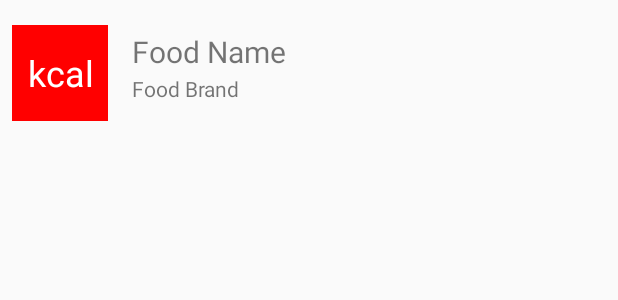
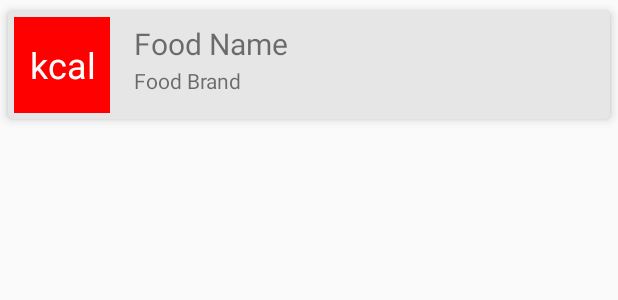
Before and after one commit to andreshj87/CleanFit, an Android app: the layout food_repository_recyclerview_item.xml on its own in the app's theme, with its tools: preview values and no code run, on a phone screen of 412 x 824 dp. Shown: the top 300 px of the screen. Run offline under Robolectric (Android 15) with nearby library versions, the phone set to English and light mode, and no system bars.

Commit message:
added CardView

```diff
--- a/app/build.gradle
+++ b/app/build.gradle
@@ -22,9 +22,10 @@ android {
 dependencies {
     compile fileTree(dir: 'libs', include: ['*.jar'])
     compile files('libs/greendao-1.3.7.jar')
-    compile 'com.android.support:design:22.2.0'
+    compile 'com.android.support:design:22.2.1'
     compile 'com.android.support:appcompat-v7:22.2.1'
     compile 'com.android.support:recyclerview-v7:22.2.1'
+    compile 'com.android.support:cardview-v7:22.2.1'
     compile 'com.jakewharton:butterknife:7.0.1'
     compile 'com.balysv.materialmenu:material-menu-toolbar:1.5.4'
     compile 'com.jpardogo.materialtabstrip:library:1.1.0'
--- a/app/src/main/AndroidManifest.xml
+++ b/app/src/main/AndroidManifest.xml
@@ -10,7 +10,8 @@
         android:theme="@style/AppTheme" >
         <activity
             android:name=".activity.MainActivity"
-            android:label="@string/app_name" >
+            android:label="@string/app_name"
+            android:configChanges="keyboardHidden|orientation|screenSize">
             <intent-filter>
                 <action android:name="android.intent.action.MAIN" />
 
--- a/app/src/main/res/layout/food_repository_recyclerview_item.xml
+++ b/app/src/main/res/layout/food_repository_recyclerview_item.xml
@@ -1,8 +1,22 @@
 <?xml version="1.0" encoding="utf-8"?>
-<RelativeLayout xmlns:android="http://schemas.android.com/apk/res/android"
+
+<android.support.v7.widget.CardView
+    xmlns:android="http://schemas.android.com/apk/res/android"
+    xmlns:card_view="http://schemas.android.com/apk/res-auto"
     android:layout_width="match_parent"
-    android:layout_height="81dp"
-    android:layout_margin="8dp">
+    android:layout_height="wrap_content"
+    android:clickable="true"
+    android:foreground="?android:attr/selectableItemBackground"
+    android:padding="10dp"
+    card_view:contentPadding="4dp"
+    card_view:cardUseCompatPadding="true"
+    card_view:cardBackgroundColor="#E6E6E6"
+    card_view:cardCornerRadius="4dp"
+    card_view:cardElevation="4dp">
+
+    <RelativeLayout
+        android:layout_width="match_parent"
+        android:layout_height="64dp">
 
         <TextView
             android:id="@+id/food_calories"
@@ -47,3 +61,5 @@
             android:layout_toEndOf="@+id/food_calories" />
 
     </RelativeLayout>
+
+</android.support.v7.widget.CardView>
--- a/app/src/main/res/values/colors.xml
+++ b/app/src/main/res/values/colors.xml
@@ -1,5 +1,14 @@
 <?xml version="1.0" encoding="utf-8"?>
 <resources>
+    <color name="primary">#673AB7</color>
+    <color name="primary_dark">#512DA8</color>
+    <color name="primary_light">#D1C4E9</color>
+    <color name="accent">#FF4081</color>
+    <color name="primary_text">#212121</color>
+    <color name="secondary_text">#727272</color>
+    <color name="icons">#FFFFFF</color>
+    <color name="divider">#B6B6B6</color>
+
     <color name="white">#FFFFFF</color>
     <color name="yellow">#FFFF00</color>
     <color name="fuchsia">#FF00FF</color>
--- a/app/src/main/res/values/styles.xml
+++ b/app/src/main/res/values/styles.xml
@@ -15,10 +15,13 @@
         <item name="android:selectableItemBackground">@drawable/selectable_item_background</item>
     </style>
 
+    <!--
     <color name="primary">#00BCD4</color>
     <color name="primary_dark">#0097A7</color>
     <color name="accent">#FFEB3B</color>
     <color name="accent_translucent">#80FFEB3B</color>
     <color name="accent_bright">#FFF493</color>
+    -->
+    <color name="accent_translucent">#80FFEB3B</color>
 
 </resources>
```
Also changed, not shown: app/src/main/java/com/zireck/projectk/activity/MainActivity.java (+58 -12 lines), app/src/main/res/layout/activity_main.xml (+1 -8 lines), 1 other file. Lines whose indentation alone changed are shown as unchanged.
